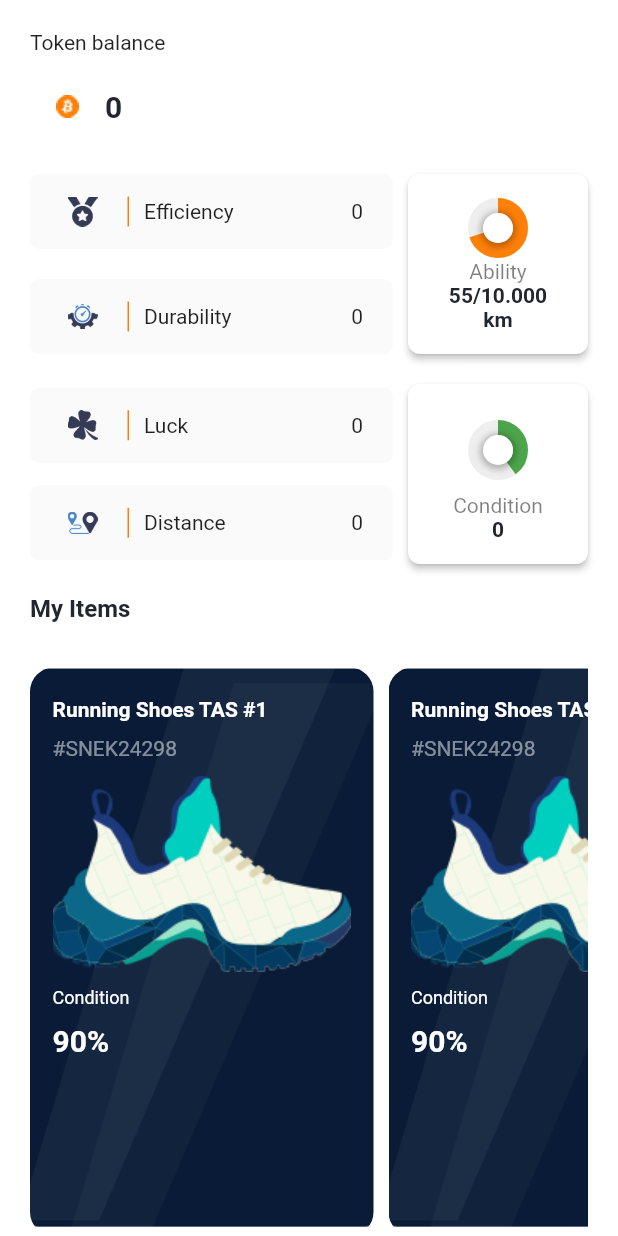
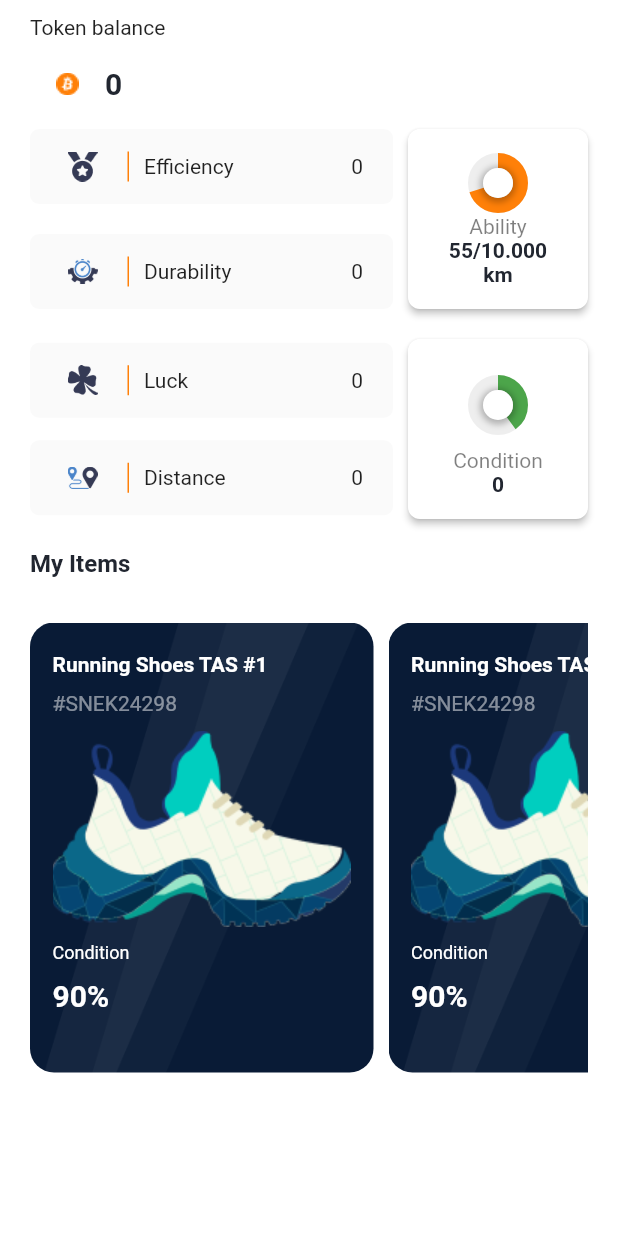
Before and after one commit to takayatomose/travel-token-mobile, a Flutter app: the MyItemsScreen screen opened directly, on a phone screen of 412 x 824 dp. Run offline on Flutter 3.47's test engine with Material 2 defaults, Android fonts, the light colour scheme and no system bars; drawn by our look-alikes of percent_indicator; our stand-ins replace bloc, firebase_core, firebase_crashlytics, flutter_bloc, flutter_dotenv, flutter_map and 5 more; missing offline and left inert: app_settings, flutter_map_marker_cluster, http_interceptor; accounts and stored records are empty; statements that could not run were skipped.

Commit message:
XTRIP-79

```diff
--- a/lib/screens/items/my_items_screen.dart
+++ b/lib/screens/items/my_items_screen.dart
@@ -10,17 +10,19 @@ class MyItemsScreen extends StatelessWidget {
     return Scaffold(
       backgroundColor: Colors.white,
       body: SafeArea(
-        child: Padding(
-          padding: const EdgeInsets.only(right: 20, left: 20, top: 20),
+        child: SingleChildScrollView(
+          padding: const EdgeInsets.only(top: 10, left: 20, right: 20),
+          scrollDirection: Axis.vertical,
           child: Column(
             crossAxisAlignment: CrossAxisAlignment.start,
+            mainAxisSize: MainAxisSize.min,
             children: [
               const Text(
                 "Token balance",
                 style: TextStyle(fontSize: 14, fontWeight: FontWeight.w400),
               ),
               Padding(
-                padding: const EdgeInsets.only(top: 10, bottom: 20),
+                padding: const EdgeInsets.only(top: 5, bottom: 5),
                 child: Row(
                   children: const [
                     Image(
@@ -153,13 +155,16 @@ class MyItemsScreen extends StatelessWidget {
                       fontSize: 16),
                 ),
               ),
-              Expanded(
+              SizedBox(
+                height: 300,
                 child: ListView.builder(
-                    scrollDirection: Axis.horizontal,
-                    itemCount: 10,
-                    itemBuilder: (BuildContext context, intindex) {
-                      return const SingleOwnerItem();
-                    }),
+                  shrinkWrap: true,
+                  scrollDirection: Axis.horizontal,
+                  itemCount: 10,
+                  itemBuilder: (BuildContext context, intindex) {
+                    return const SingleOwnerItem();
+                  },
+                ),
               ),
             ],
           ),
--- a/lib/widgets/map_bottom_sheet/attribute_circular_percent_indicator.dart
+++ b/lib/widgets/map_bottom_sheet/attribute_circular_percent_indicator.dart
@@ -40,7 +40,9 @@ class AttributeCircularPercentIndicator extends StatelessWidget {
                   offset: Offset(0, 1),
                   blurRadius: 3,
                   spreadRadius: 2)
-                ])),
+            ],
+          ),
+        ),
       ),
     );
   }
```
Lines whose indentation alone changed are shown as unchanged.
